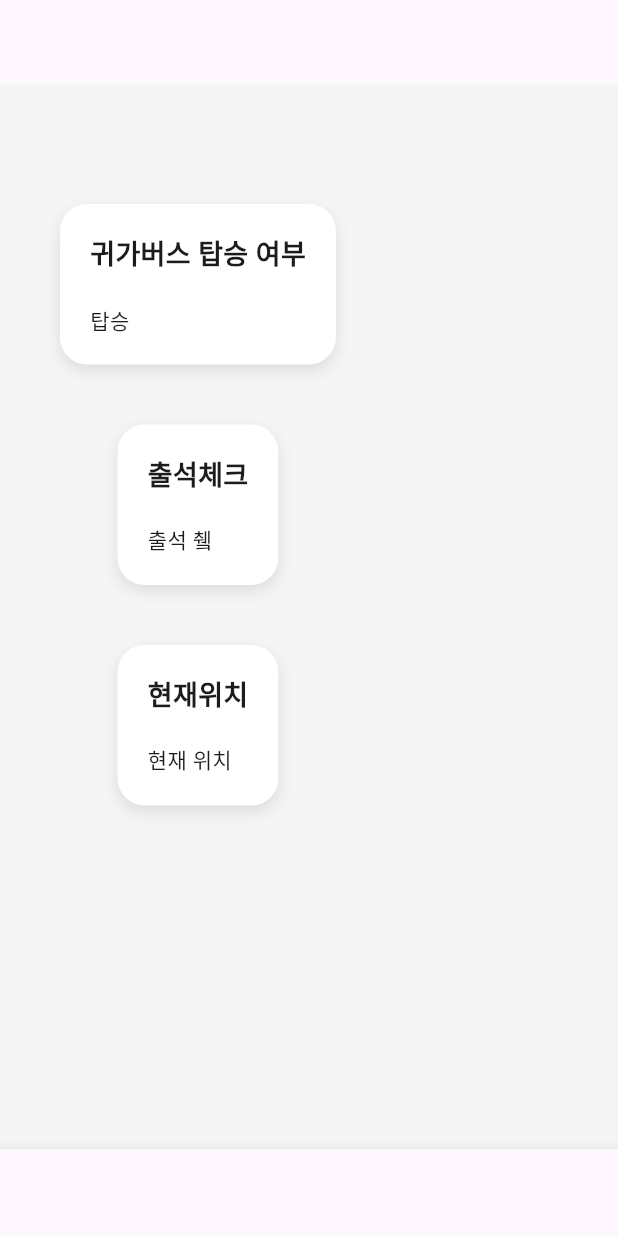
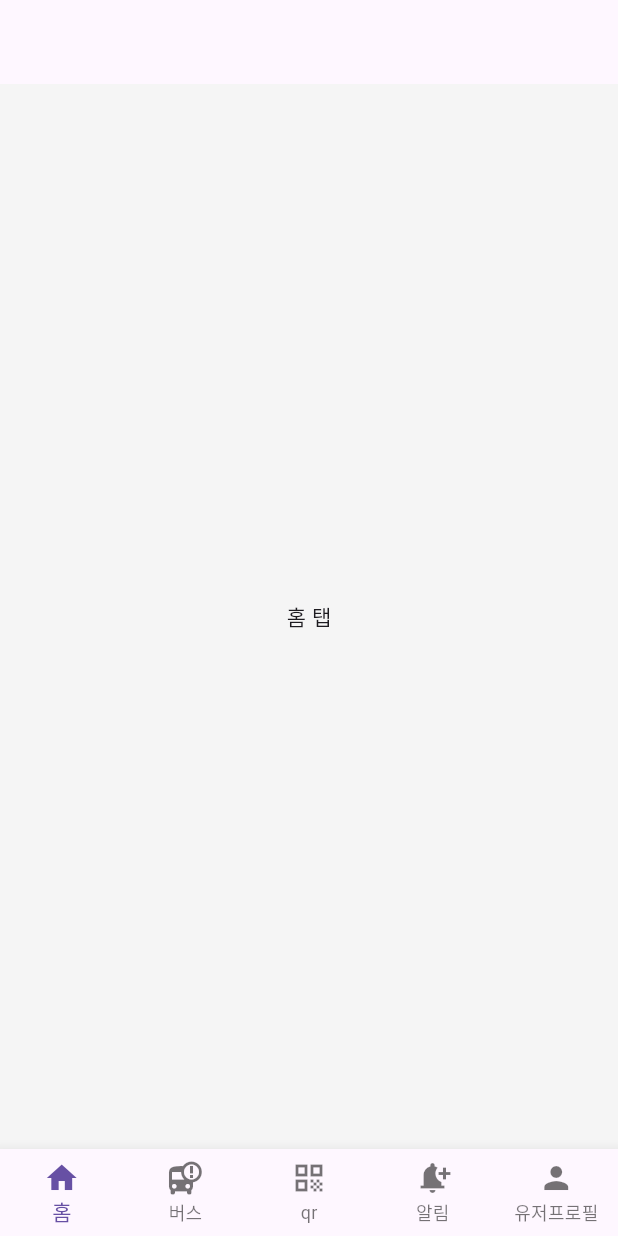
Before and after one commit to TeamBlick/app, a Flutter app: the screen it shows after launch, after a tap on "로그인", on a phone screen of 412 x 824 dp. Run offline on Flutter 3.47's test engine with Material 3 defaults, Android fonts, the phone set to English and light mode, and no system bars.

Commit message:
Refactor: HomeScreen을 StatefulWidget으로 전환하고 IndexedStack 기반 5탭 구조 구현

```diff
--- /dev/null
+++ b/lib/screens/home/tabs/alarm_tab.dart
@@ -0,0 +1,10 @@
+import 'package:flutter/material.dart';
+
+class AlarmTab extends StatelessWidget {
+  const AlarmTab({super.key});
+
+  @override
+  Widget build(BuildContext context) {
+    return const Center(child: Text('알림 탭'));
+  }
+}
--- /dev/null
+++ b/lib/screens/home/tabs/bus_tab.dart
@@ -0,0 +1,10 @@
+import 'package:flutter/material.dart';
+
+class BusTab extends StatelessWidget {
+  const BusTab({super.key});
+
+  @override
+  Widget build(BuildContext context) {
+    return const Center(child: Text('버스 탭'));
+  }
+}
--- /dev/null
+++ b/lib/screens/home/tabs/home_tab.dart
@@ -0,0 +1,10 @@
+import 'package:flutter/material.dart';
+
+class HomeTab extends StatelessWidget {
+  const HomeTab({super.key});
+
+  @override
+  Widget build(BuildContext context) {
+    return const Center(child: Text('홈 탭'));
+  }
+}
--- /dev/null
+++ b/lib/screens/home/tabs/profile_tab.dart
@@ -0,0 +1,10 @@
+import 'package:flutter/material.dart';
+
+class ProfileTab extends StatelessWidget {
+  const ProfileTab({super.key});
+
+  @override
+  Widget build(BuildContext context) {
+    return const Center(child: Text('프로필 탭'));
+  }
+}
--- /dev/null
+++ b/lib/screens/home/tabs/qr_tab.dart
@@ -0,0 +1,10 @@
+import 'package:flutter/material.dart';
+
+class QrTab extends StatelessWidget {
+  const QrTab({super.key});
+
+  @override
+  Widget build(BuildContext context) {
+    return const Center(child: Text('QR 탭'));
+  }
+}
--- a/lib/screens/home_screen.dart
+++ b/lib/screens/home_screen.dart
@@ -1,49 +1,51 @@
 import 'package:flutter/material.dart';
+import 'home/tabs/alarm_tab.dart';
+import 'home/tabs/bus_tab.dart';
+import 'home/tabs/home_tab.dart';
+import 'home/tabs/profile_tab.dart';
+import 'home/tabs/qr_tab.dart';
 
-void main() {
-  runApp(HomeScreen());
-}
-
-class HomeScreen extends StatelessWidget {
+class HomeScreen extends StatefulWidget {
   const HomeScreen({super.key});
 
   @override
+  State<HomeScreen> createState() => _HomeScreenState();
+}
+
+class _HomeScreenState extends State<HomeScreen> {
+  int currentIndex = 0; // 탭 인덱스 상태
+
+  final pages = const [
+    HomeTab(),
+    BusTab(),
+    QrTab(),
+    AlarmTab(),
+    ProfileTab(),
+  ];
+
+  @override
   Widget build(BuildContext context) {
-    final size = MediaQuery.of(context).size;
-    final logoWidth = size.width * 0.32;
-
-    return MaterialApp(
-      home: Scaffold(
+    return Scaffold(
       backgroundColor: const Color.fromRGBO(245, 245, 245, 1),
       appBar: AppBar(),
-        body: SingleChildScrollView(
-          padding: const EdgeInsets.all(40),
-          child: Column(
-            children: [
-              SizedBox(height: 40),
-              SectionCard(title: "귀가버스 탑승 여부", child: Text("탑승")),
-              SizedBox(height: 40),
-              SectionCard(title: "출석체크", child: Text("출석 췤")),
-              SizedBox(height: 40),
-              SectionCard(title: "현재위치", child: Text("현재 위치")),
-            ],
-          ),
+      body: IndexedStack(
+        index: currentIndex,
+        children: pages,
       ),
       bottomNavigationBar: BottomNavigationBar(
-          items: [
+        currentIndex: currentIndex,
+        onTap: (index) => setState(() => currentIndex = index),
+        type: BottomNavigationBarType.fixed,
+        items: const [
           BottomNavigationBarItem(icon: Icon(Icons.home), label: "홈"),
           BottomNavigationBarItem(icon: Icon(Icons.bus_alert), label: "버스"),
           BottomNavigationBarItem(icon: Icon(Icons.qr_code), label: "qr"),
           BottomNavigationBarItem(
             icon: Icon(Icons.notification_add),
             label: "알림",
-            ), //아마 알림일 듯
-            BottomNavigationBarItem(
-              icon: Icon(Icons.person),
-              label: "유저프로필",
-            ), //
+          ),
+          BottomNavigationBarItem(icon: Icon(Icons.person), label: "유저프로필"),
         ],
-        ),
       ),
     );
   }
@@ -57,6 +59,7 @@ class SectionCard extends StatelessWidget {
   @override
   Widget build(BuildContext context) {
     return Container(
+      width: double.infinity,
       decoration: BoxDecoration(
         color: Colors.white,
         borderRadius: BorderRadius.circular(18),
@@ -64,7 +67,9 @@ class SectionCard extends StatelessWidget {
           BoxShadow(
             // blurRadius 낮게하려면
             blurRadius: 8, //
-            color: Colors.black.withValues(alpha: 0.1),
+            color: Colors.black.withOpacity(
+              0.1,
+            ), // 문제: Color에는 withValues가 없어 컴파일 오류
             offset: Offset(0, 4), //
           ),
         ],
```
Also changed, not shown: 2 other files. Lines whose indentation alone changed are shown as unchanged.
